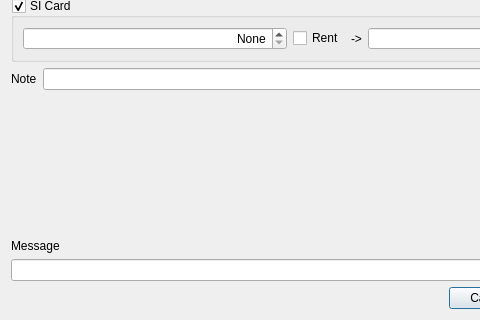
Qt form quickevent/app/quickevent/plugins/Event/src/services/qx/runchangedialog.ui (sakhnik/quickbox) before a commit; both pictures show x 0 to 480 and y 249 to 569 of the 712 by 569 pixel window.
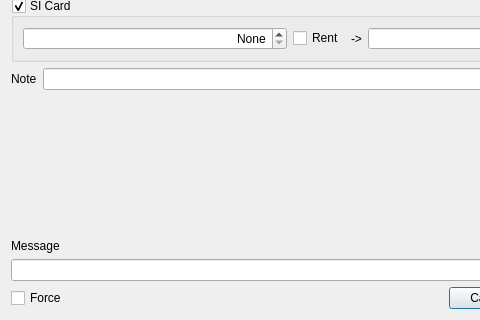
The same form after that commit.

Diff of the .ui file:
```diff
--- a/quickevent/app/quickevent/plugins/Event/src/services/qx/runchangedialog.ui
+++ b/quickevent/app/quickevent/plugins/Event/src/services/qx/runchangedialog.ui
@@ -308,6 +308,13 @@
    </item>
    <item>
     <layout class="QHBoxLayout" name="horizontalLayout_3">
+     <item>
+      <widget class="QCheckBox" name="chkForce">
+       <property name="text">
+        <string>Force</string>
+       </property>
+      </widget>
+     </item>
      <item>
       <spacer name="horizontalSpacer">
        <property name="orientation">
```
